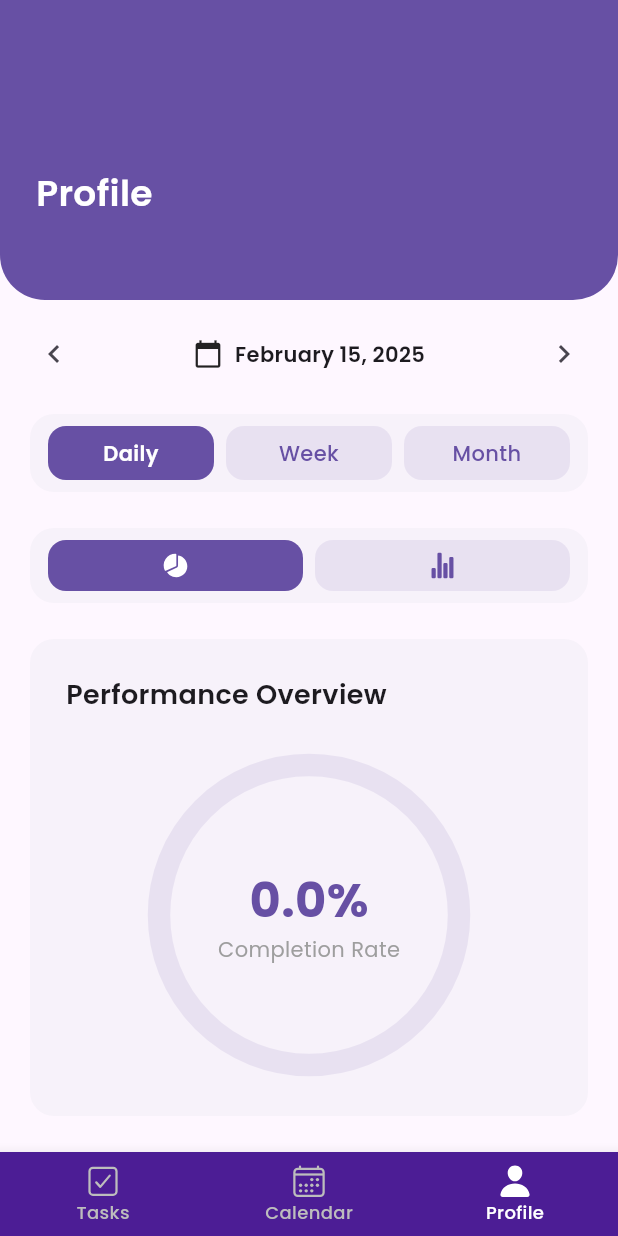
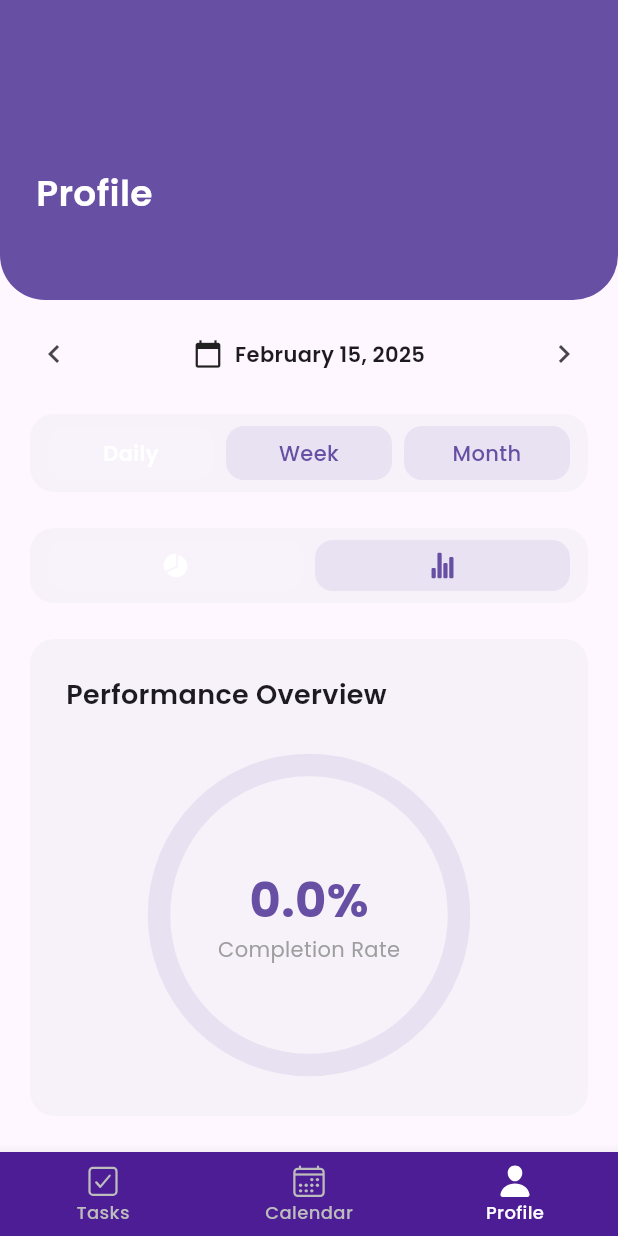
Before and after one commit to GM-11/planner, a Flutter app: the screen it shows once a user with an empty profile is signed in, item 3 of the bottom bar chosen, on a phone screen of 412 x 824 dp. Run offline on Flutter 3.47's test engine with Material 3 defaults, Android fonts, the phone set to English and light mode, and no system bars; our stand-ins replace fl_chart, flutter_dotenv, flutter_riverpod, go_router, google_fonts, ionicons and 3 more; missing offline and left inert: onesignal_flutter; accounts and stored records are empty.

Commit message:
made minor ui fixes

```diff
--- a/lib/features/calendar/presentation/views/daily_view.dart
+++ b/lib/features/calendar/presentation/views/daily_view.dart
@@ -131,7 +131,7 @@ class _TimeGridState extends ConsumerState<TimeGrid> {
             Expanded(
               child: Container(
                 decoration: BoxDecoration(
-                  border: Border(top: BorderSide(color: Colors.grey.shade300)),
+                  border: Border(top: BorderSide(color: Colors.grey.shade400)),
                 ),
               ),
             ),
--- a/lib/features/calendar/presentation/views/weekly_view.dart
+++ b/lib/features/calendar/presentation/views/weekly_view.dart
@@ -257,7 +257,7 @@ class _WeeklyTimeGridState extends ConsumerState<_WeeklyTimeGrid> {
         (hour) => Container(
           height: 80,
           decoration: BoxDecoration(
-            border: Border(top: BorderSide(color: Colors.grey.shade200)),
+            border: Border(top: BorderSide(color: Colors.grey.shade400)),
           ),
           child: Row(
             children: [
@@ -289,7 +289,7 @@ class _WeeklyTimeGridState extends ConsumerState<_WeeklyTimeGrid> {
                     child: Container(
                       decoration: BoxDecoration(
                         border: Border(
-                          left: BorderSide(color: Colors.grey.shade200),
+                          left: BorderSide(color: Colors.grey.shade400),
                         ),
                       ),
                     ),
--- a/lib/features/profile/presentation/profile_screen.dart
+++ b/lib/features/profile/presentation/profile_screen.dart
@@ -197,7 +197,7 @@ class _DesktopLayout extends ConsumerWidget {
 
                 const Padding(
                   padding: EdgeInsets.symmetric(vertical: 16),
-                  child: ProfileDateNavigator(),
+                  child: ProfileDateNavigator(isDesktop: true),
                 ),
                 const SizedBox(height: 32),
 
--- a/lib/features/profile/widgets/chart_type_toggle.dart
+++ b/lib/features/profile/widgets/chart_type_toggle.dart
@@ -64,10 +64,10 @@ class _ChartTypeButton extends StatelessWidget {
     return Material(
       color:
           isSelected
+              ? Colors.white.withAlpha(25)
+              : isDesktop
               ? Theme.of(context).primaryColor
-          : isDesktop
-          ? Colors.white.withOpacity(0.1)
-          : Theme.of(context).primaryColor.withOpacity(0.1),
+              : Theme.of(context).primaryColor.withAlpha(25),
       borderRadius: BorderRadius.circular(12),
       child: InkWell(
         onTap: onTap,
--- a/lib/features/profile/widgets/profile_data_navigator.dart
+++ b/lib/features/profile/widgets/profile_data_navigator.dart
@@ -41,14 +41,14 @@ class ProfileDateNavigator extends ConsumerWidget {
       return Container(
         padding: const EdgeInsets.all(16),
         decoration: BoxDecoration(
-          color: Colors.white.withOpacity(0.1),
+          color: Colors.white.withAlpha(25),
           borderRadius: BorderRadius.circular(12),
         ),
         child: Row(
           mainAxisAlignment: MainAxisAlignment.spaceBetween,
           children: [
             IconButton(
-              icon: const Icon(Icons.chevron_left),
+              icon: const Icon(Icons.chevron_left, color: Colors.white70),
               onPressed: () => navigateDate(false),
               color: Colors.white,
             ),
--- a/lib/features/profile/widgets/time_filter.dart
+++ b/lib/features/profile/widgets/time_filter.dart
@@ -60,10 +60,10 @@ class _FilterButton extends StatelessWidget {
     return Material(
       color:
           isSelected
+              ? Colors.white.withAlpha(25)
+              : isDesktop
               ? Theme.of(context).primaryColor
-              : isDesktop
-              ? Colors.white.withOpacity(0.1)
-              : Theme.of(context).primaryColor.withOpacity(0.1),
+              : Theme.of(context).primaryColor.withAlpha(25),
       borderRadius: BorderRadius.circular(12),
       child: InkWell(
         onTap: onTap,
```
Also changed, not shown: lib/features/calendar/presentation/calendar_screen.dart (+6 -8 lines). Lines whose indentation alone changed are shown as unchanged.
